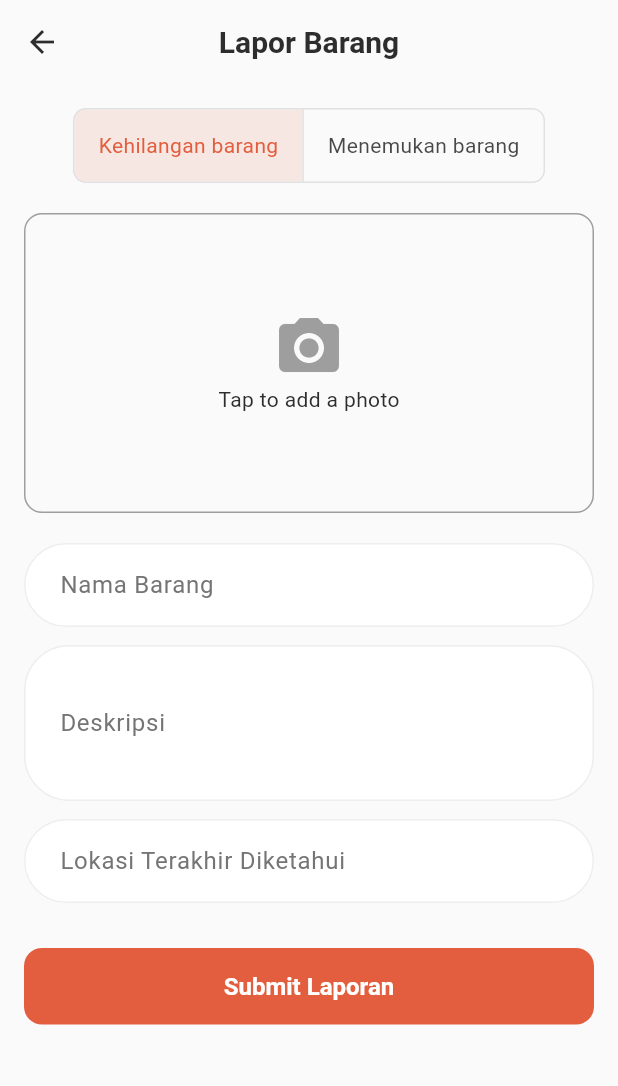
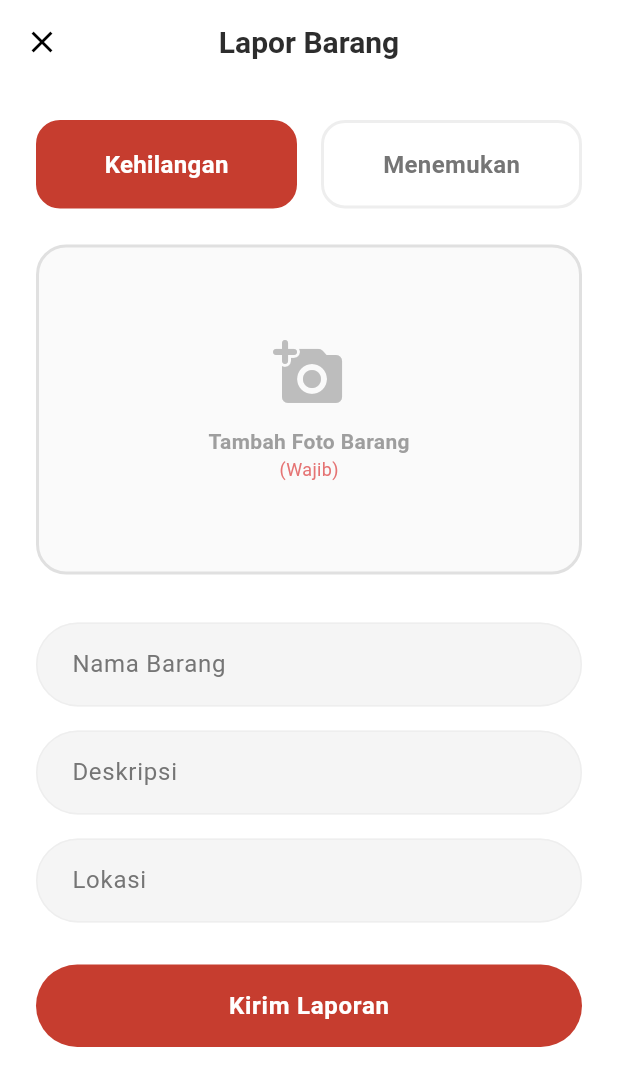
Before and after one commit to MafariT/flutter-lost-and-found, a Flutter app: the AddItemPage screen opened directly, on a phone screen of 412 x 824 dp. Shown: the top 1086 px of the screen. Run offline on Flutter 3.47's test engine with Material 3 defaults, Android fonts, the phone set to English and light mode, and no system bars; our stand-ins replace flutter_dotenv, flutter_riverpod, image_picker, supabase_flutter, timeago; accounts and stored records are empty; network calls fail; Roboto replaces fonts that are missing (Poppins); statements that could not run were skipped.

Commit message:
add item ui changes

```diff
--- a/lib/pages/add_item_page.dart
+++ b/lib/pages/add_item_page.dart
@@ -1,5 +1,7 @@
 import 'dart:io';
 import 'package:flutter/material.dart';
+import 'package:flutter_lost_and_found/components/primary_button.dart';
+import 'package:flutter_lost_and_found/components/primary_text_field.dart';
 import 'package:flutter_lost_and_found/main.dart';
 import 'package:image_picker/image_picker.dart';
 
@@ -21,10 +23,16 @@ class _AddItemPageState extends State<AddItemPage> {
   final ImagePicker _picker = ImagePicker();
   String _status = 'lost';
 
+  @override
+  void dispose() {
+    _nameController.dispose();
+    _descriptionController.dispose();
+    _locationController.dispose();
+    super.dispose();
+  }
+
   Future<void> _pickImage() async {
-    final XFile? pickedFile = await _picker.pickImage(
-      source: ImageSource.gallery,
-    );
+    final XFile? pickedFile = await _picker.pickImage(source: ImageSource.gallery, imageQuality: 80);
     if (pickedFile != null) {
       setState(() {
         _imageFile = File(pickedFile.path);
@@ -35,16 +43,12 @@ class _AddItemPageState extends State<AddItemPage> {
   Future<String?> _uploadImage() async {
     if (_imageFile == null) return null;
 
-    final fileName =
-        '${DateTime.now().millisecondsSinceEpoch}.${_imageFile!.path.split('.').last}';
+    final fileName = '${DateTime.now().millisecondsSinceEpoch}.${_imageFile!.path.split('.').last}';
     final filePath = 'public/$fileName';
 
     try {
       await supabase.storage.from('item_images').upload(filePath, _imageFile!);
-
-      final response = supabase.storage
-          .from('item_images')
-          .getPublicUrl(filePath);
+      final response = supabase.storage.from('item_images').getPublicUrl(filePath);
       return response;
     } catch (e) {
       _showError('Gagal mengupload gambar: $e');
@@ -57,15 +61,19 @@ class _AddItemPageState extends State<AddItemPage> {
       return;
     }
 
+    if (_imageFile == null) {
+      _showError('Mohon sertakan foto barang');
+      return;
+    }
+
     setState(() {
       _isLoading = true;
     });
 
     try {
-      final String submissionStatus = _status == 'lost'
-          ? 'lost'
-          : 'unverified_found';
+      final String submissionStatus = _status == 'lost' ? 'lost' : 'unverified_found';
       final imageUrl = await _uploadImage();
+
       final data = {
         'item_name': _nameController.text.trim(),
         'description': _descriptionController.text.trim(),
@@ -77,12 +85,12 @@ class _AddItemPageState extends State<AddItemPage> {
 
       await supabase.from('items').insert(data);
 
-      _showSuccess('Barang berhasil dilaporkan !');
+      _showSuccess('Barang berhasil dilaporkan!');
       if (mounted) {
         Navigator.of(context).pop();
       }
     } catch (e) {
-      _showError('Laporan gagal !: $e');
+      _showError('Laporan gagal!: $e');
     } finally {
       if (mounted) {
         setState(() {
@@ -94,120 +102,155 @@ class _AddItemPageState extends State<AddItemPage> {
 
   void _showError(String message) {
     if (mounted) {
-      ScaffoldMessenger.of(context).showSnackBar(
-        SnackBar(content: Text(message), backgroundColor: Colors.red),
-      );
+      ScaffoldMessenger.of(
+        context,
+      ).showSnackBar(SnackBar(content: Text(message), backgroundColor: Theme.of(context).colorScheme.error));
     }
   }
 
   void _showSuccess(String message) {
     if (mounted) {
-      ScaffoldMessenger.of(context).showSnackBar(
-        SnackBar(content: Text(message), backgroundColor: Colors.green),
-      );
+      ScaffoldMessenger.of(context).showSnackBar(SnackBar(content: Text(message), backgroundColor: Colors.green));
     }
   }
 
   @override
   Widget build(BuildContext context) {
     return Scaffold(
-      appBar: AppBar(title: const Text('Lapor Barang')),
+      backgroundColor: Colors.white,
+      appBar: AppBar(
+        title: const Text('Lapor Barang', style: TextStyle(fontWeight: FontWeight.bold)),
+        centerTitle: true,
+        backgroundColor: Colors.white,
+        elevation: 0,
+        scrolledUnderElevation: 0,
+        leading: IconButton(
+          icon: const Icon(Icons.close, color: Colors.black),
+          onPressed: () => Navigator.pop(context),
+        ),
+      ),
       body: SingleChildScrollView(
-        padding: const EdgeInsets.all(16.0),
         child: Form(
           key: _formKey,
           child: Column(
             crossAxisAlignment: CrossAxisAlignment.stretch,
             children: [
-              Center(
-                child: ToggleButtons(
-                  isSelected: [_status == 'lost', _status == 'found'],
-                  onPressed: (index) {
-                    setState(() {
-                      _status = index == 0 ? 'lost' : 'found';
-                    });
-                  },
-                  borderRadius: BorderRadius.circular(8.0),
-                  children: const [
               Padding(
-                      padding: EdgeInsets.symmetric(horizontal: 16),
-                      child: Text('Kehilangan barang'),
+                padding: const EdgeInsets.all(24.0),
+                child: Column(
+                  children: [
+                    Row(
+                      children: [
+                        Expanded(
+                          child: _TypeSelector(
+                            label: "Kehilangan",
+                            isSelected: _status == 'lost',
+                            color: Theme.of(context).colorScheme.error,
+                            onTap: () => setState(() => _status = 'lost'),
                           ),
-                    Padding(
-                      padding: EdgeInsets.symmetric(horizontal: 16),
-                      child: Text('Menemukan barang'),
+                        ),
+                        const SizedBox(width: 16),
+                        Expanded(
+                          child: _TypeSelector(
+                            label: "Menemukan",
+                            isSelected: _status == 'found',
+                            color: Theme.of(context).colorScheme.primary,
+                            onTap: () => setState(() => _status = 'found'),
+                          ),
+                        ),
+                      ],
+                    ),
+
+                    const SizedBox(height: 24),
+
+                    GestureDetector(
+                      onTap: _pickImage,
+                      child: AnimatedContainer(
+                        duration: const Duration(milliseconds: 300),
+                        height: 220,
+                        width: double.infinity,
+                        decoration: BoxDecoration(
+                          color: _imageFile != null ? Colors.white : Colors.grey.shade50,
+                          borderRadius: BorderRadius.circular(20),
+                          border: Border.all(
+                            color: _imageFile != null
+                                ? Theme.of(context).colorScheme.primary.withOpacity(0.5)
+                                : Colors.grey.shade300,
+                            width: 2,
+                          ),
+                          image: _imageFile != null
+                              ? DecorationImage(image: FileImage(_imageFile!), fit: BoxFit.cover)
+                              : null,
+                        ),
+                        child: _imageFile == null
+                            ? Column(
+                                mainAxisAlignment: MainAxisAlignment.center,
+                                children: [
+                                  Icon(Icons.add_a_photo_rounded, size: 48, color: Colors.grey.shade400),
+                                  const SizedBox(height: 12),
+                                  Text(
+                                    'Tambah Foto Barang',
+                                    style: TextStyle(color: Colors.grey.shade500, fontWeight: FontWeight.w600),
+                                  ),
+                                  Text('(Wajib)', style: TextStyle(color: Colors.red.shade300, fontSize: 12)),
+                                ],
+                              )
+                            : Stack(
+                                children: [
+                                  Positioned(
+                                    right: 10,
+                                    top: 10,
+                                    child: Container(
+                                      padding: const EdgeInsets.all(6),
+                                      decoration: BoxDecoration(
+                                        color: Theme.of(context).colorScheme.secondary,
+                                        shape: BoxShape.circle,
+                                      ),
+                                      child: const Icon(Icons.edit, color: Colors.white, size: 20),
+                                    ),
                                   ),
                                 ],
                               ),
                       ),
-              const SizedBox(height: 20),
-
-              GestureDetector(
-                onTap: _pickImage,
-                child: Container(
-                  height: 200,
-                  decoration: BoxDecoration(
-                    border: Border.all(color: Colors.grey),
-                    borderRadius: BorderRadius.circular(12),
                     ),
-                  child: _imageFile != null
-                      ? ClipRRect(
-                          borderRadius: BorderRadius.circular(12),
-                          child: Image.file(_imageFile!, fit: BoxFit.cover),
-                        )
-                      : const Center(
-                          child: Column(
-                            mainAxisAlignment: MainAxisAlignment.center,
-                            children: [
-                              Icon(
-                                Icons.camera_alt,
-                                size: 48,
-                                color: Colors.grey,
-                              ),
-                              Text('Tap to add a photo'),
                   ],
                 ),
               ),
+
+              PrimaryTextfield(
+                label: 'Nama Barang',
+                hintText: 'Contoh: Dompet Hitam Kulit',
+                obscureText: false,
+                controller: _nameController,
+                validator: (value) => value == null || value.isEmpty ? 'Nama barang wajib diisi' : null,
               ),
+              PrimaryTextfield(
+                label: 'Deskripsi',
+                hintText: 'Ciri-ciri, isi, atau detail lainnya...',
+                obscureText: false,
+                controller: _descriptionController,
+                validator: (value) => value == null || value.isEmpty ? 'Deskripsi wajib diisi' : null,
               ),
+              PrimaryTextfield(
+                label: 'Lokasi',
+                hintText: 'Lokasi terakhir diketahui',
+                obscureText: false,
+                controller: _locationController,
+                validator: (value) => value == null || value.isEmpty ? 'Lokasi wajib diisi' : null,
+              ),
+
               const SizedBox(height: 20),
 
-              TextFormField(
-                controller: _nameController,
-                decoration: const InputDecoration(
-                  labelText: 'Nama Barang',
-                  border: OutlineInputBorder(),
+              Padding(
+                padding: const EdgeInsets.only(bottom: 30),
+                child: PrimaryButton(
+                  text: _isLoading ? "Mengirim Laporan..." : "Kirim Laporan",
+                  color: _status == 'lost'
+                      ? Theme.of(context).colorScheme.error
+                      : Theme.of(context).colorScheme.primary,
+                  onTap: _isLoading ? null : _submitForm,
+                  isLoading: _isLoading,
                 ),
-                validator: (value) =>
-                    value!.isEmpty ? 'Masukkan nama barang' : null,
-              ),
-              const SizedBox(height: 12),
-              TextFormField(
-                controller: _descriptionController,
-                decoration: const InputDecoration(
-                  labelText: 'Deskripsi',
-                  border: OutlineInputBorder(),
-                ),
-                maxLines: 3,
-              ),
-              const SizedBox(height: 12),
-              TextFormField(
-                controller: _locationController,
-                decoration: const InputDecoration(
-                  labelText: 'Lokasi Terakhir Diketahui',
-                  border: OutlineInputBorder(),
-                ),
-              ),
-              const SizedBox(height: 30),
-
-              ElevatedButton(
-                onPressed: _isLoading ? null : _submitForm,
-                style: ElevatedButton.styleFrom(
-                  padding: const EdgeInsets.symmetric(vertical: 16),
-                ),
-                child: _isLoading
-                    ? const CircularProgressIndicator(color: Colors.white)
-                    : const Text('Submit Laporan'),
               ),
             ],
           ),
@@ -216,3 +259,38 @@ class _AddItemPageState extends State<AddItemPage> {
     );
   }
 }
+
+class _TypeSelector extends StatelessWidget {
+  final String label;
+  final bool isSelected;
+  final Color color;
+  final VoidCallback onTap;
+
+  const _TypeSelector({required this.label, required this.isSelected, required this.color, required this.onTap});
+
+  @override
+  Widget build(BuildContext context) {
+    return GestureDetector(
+      onTap: onTap,
+      child: AnimatedContainer(
+        duration: const Duration(milliseconds: 200),
+        padding: const EdgeInsets.symmetric(vertical: 16),
+        decoration: BoxDecoration(
+          color: isSelected ? color : Colors.white,
+          borderRadius: BorderRadius.circular(16),
+          border: Border.all(color: isSelected ? color : Colors.grey.shade200, width: 2),
+        ),
+        child: Center(
+          child: Text(
+            label,
+            style: TextStyle(
+              color: isSelected ? Colors.white : Colors.grey.shade600,
+              fontWeight: FontWeight.bold,
+              fontSize: 16,
+            ),
+          ),
+        ),
+      ),
+    );
+  }
+}
```
Lines whose indentation alone changed are shown as unchanged.
